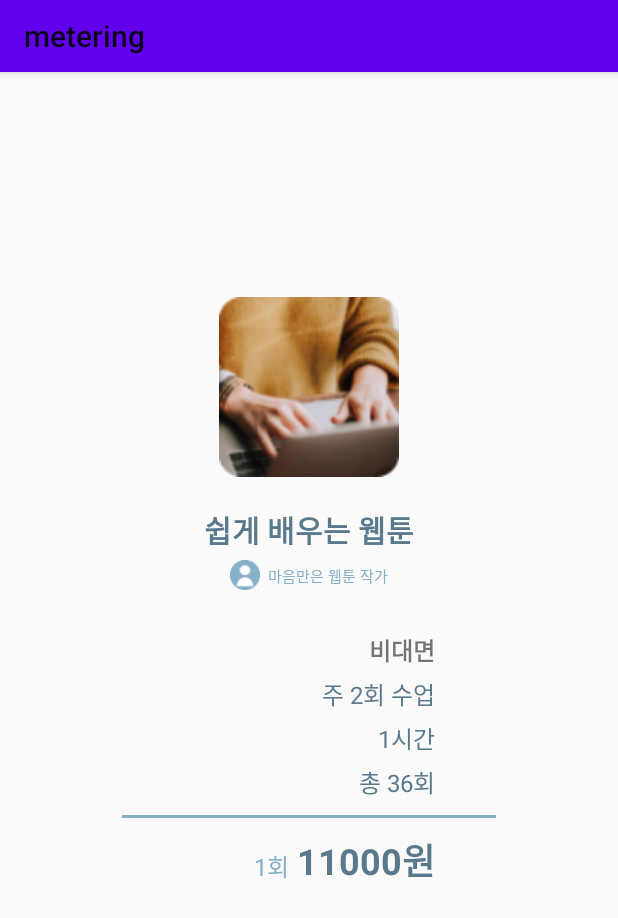
After one commit to sonekthree/metering, an Android app: the fragment PaySummaryFragment shown on its own in the app's theme, on a phone screen of 412 x 824 dp. The commit adds this screen. Shown: the top 918 px of the screen. Run offline under Robolectric (Android 15) with nearby library versions, the phone set to English and light mode, and no system bars.

Commit message:
클래스 신청 요약 화면 레이아웃

```diff
--- a/app/src/main/java/com/exam/metering/CreateClassActivity.java
+++ b/app/src/main/java/com/exam/metering/CreateClassActivity.java
@@ -14,6 +14,7 @@ public class CreateClassActivity extends AppCompatActivity {
     Button nxt_btn;
     Fragment detail;
     Fragment schedule;
+    Fragment regsumm;
     @Override
     protected void onCreate(Bundle savedInstanceState) {
         super.onCreate(savedInstanceState);
--- /dev/null
+++ b/app/src/main/java/com/exam/metering/PaySummaryFragment.java
@@ -0,0 +1,63 @@
+package com.exam.metering;
+
+import android.os.Bundle;
+import android.view.LayoutInflater;
+import android.view.View;
+import android.view.ViewGroup;
+
+import androidx.fragment.app.Fragment;
+
+/**
+ * A simple {@link Fragment} subclass.
+ * Use the {@link PaySummaryFragment#newInstance} factory method to
+ * create an instance of this fragment.
+ */
+public class PaySummaryFragment extends Fragment {
+
+    // TODO: Rename parameter arguments, choose names that match
+    // the fragment initialization parameters, e.g. ARG_ITEM_NUMBER
+    private static final String ARG_PARAM1 = "param1";
+    private static final String ARG_PARAM2 = "param2";
+
+    // TODO: Rename and change types of parameters
+    private String mParam1;
+    private String mParam2;
+
+    public PaySummaryFragment() {
+        // Required empty public constructor
+    }
+
+    /**
+     * Use this factory method to create a new instance of
+     * this fragment using the provided parameters.
+     *
+     * @param param1 Parameter 1.
+     * @param param2 Parameter 2.
+     * @return A new instance of fragment RegSummaryFragment.
+     */
+    // TODO: Rename and change types and number of parameters
+    public static PaySummaryFragment newInstance(String param1, String param2) {
+        PaySummaryFragment fragment = new PaySummaryFragment();
+        Bundle args = new Bundle();
+        args.putString(ARG_PARAM1, param1);
+        args.putString(ARG_PARAM2, param2);
+        fragment.setArguments(args);
+        return fragment;
+    }
+
+    @Override
+    public void onCreate(Bundle savedInstanceState) {
+        super.onCreate(savedInstanceState);
+        if (getArguments() != null) {
+            mParam1 = getArguments().getString(ARG_PARAM1);
+            mParam2 = getArguments().getString(ARG_PARAM2);
+        }
+    }
+
+    @Override
+    public View onCreateView(LayoutInflater inflater, ViewGroup container,
+                             Bundle savedInstanceState) {
+        // Inflate the layout for this fragment
+        return inflater.inflate(R.layout.fragment_reg_summary, container, false);
+    }
+}
--- a/app/src/main/java/com/exam/metering/SplashActivity.java
+++ b/app/src/main/java/com/exam/metering/SplashActivity.java
@@ -16,7 +16,7 @@ public class SplashActivity extends AppCompatActivity {
             @Override
             public void run() {
                 Intent intent = new Intent(getApplicationContext(),
-                        category.class);
+                        MainActivity.class);
                 startActivity(intent);
 
                 finish();
--- a/app/src/main/res/drawable/round_corner.xml
+++ b/app/src/main/res/drawable/round_corner.xml
@@ -3,6 +3,6 @@
     android:shape="rectangle">
 
     <solid
-        android:color="@color/white"/>
+        android:color="#00000000"/>
     <corners android:radius="20dp" />
 </shape>
--- /dev/null
+++ b/app/src/main/res/layout/fragment_reg_summary.xml
@@ -0,0 +1,142 @@
+<?xml version="1.0" encoding="utf-8"?>
+<androidx.constraintlayout.widget.ConstraintLayout xmlns:android="http://schemas.android.com/apk/res/android"
+    xmlns:app="http://schemas.android.com/apk/res-auto"
+    xmlns:tools="http://schemas.android.com/tools"
+    android:layout_width="match_parent"
+    android:layout_height="match_parent"
+    tools:context=".PaySummaryFragment" >
+
+    <TextView
+        android:id="@+id/textView17"
+        android:layout_width="wrap_content"
+        android:layout_height="wrap_content"
+        android:layout_marginTop="5dp"
+        android:text="1시간"
+        android:textColor="@color/boldtxt"
+        android:textSize="16sp"
+        app:layout_constraintEnd_toEndOf="@+id/textView16"
+        app:layout_constraintTop_toBottomOf="@+id/textView16" />
+
+    <TextView
+        android:id="@+id/textView19"
+        android:layout_width="wrap_content"
+        android:layout_height="wrap_content"
+        android:layout_marginTop="5dp"
+        android:text="총 36회"
+        android:textColor="@color/boldtxt"
+        android:textSize="16sp"
+        app:layout_constraintEnd_toEndOf="@+id/textView17"
+        app:layout_constraintTop_toBottomOf="@+id/textView17" />
+
+    <ImageView
+        android:id="@+id/imageView4"
+        android:layout_width="120dp"
+        android:layout_height="120dp"
+        android:layout_marginStart="80dp"
+        android:layout_marginTop="150dp"
+        android:layout_marginEnd="80dp"
+        android:background="@drawable/round_corner"
+        android:src="@drawable/mini_class_img"
+        app:layout_constraintEnd_toEndOf="parent"
+        app:layout_constraintStart_toStartOf="parent"
+        app:layout_constraintTop_toTopOf="parent" />
+
+    <TextView
+        android:id="@+id/textView11"
+        android:layout_width="wrap_content"
+        android:layout_height="wrap_content"
+        android:layout_marginTop="20dp"
+        android:text="쉽게 배우는 웹툰"
+        android:textColor="@color/boldtxt"
+        android:textSize="20sp"
+        android:textStyle="bold"
+        app:layout_constraintEnd_toEndOf="parent"
+        app:layout_constraintStart_toStartOf="parent"
+        app:layout_constraintTop_toBottomOf="@+id/imageView4" />
+
+    <ImageView
+        android:id="@+id/imageView6"
+        android:layout_width="20dp"
+        android:layout_height="20dp"
+        android:layout_marginTop="5dp"
+        android:src="@drawable/mini_profile_img"
+        app:layout_constraintEnd_toStartOf="@id/textView13"
+        app:layout_constraintHorizontal_chainStyle="packed"
+        app:layout_constraintStart_toStartOf="parent"
+        app:layout_constraintTop_toBottomOf="@+id/textView11" />
+
+    <TextView
+        android:id="@+id/textView13"
+        android:layout_width="wrap_content"
+        android:layout_height="wrap_content"
+        android:layout_marginStart="5dp"
+        android:text="마음만은 웹툰 작가"
+        android:textColor="@color/mint"
+        android:textSize="10sp"
+        app:layout_constraintBottom_toBottomOf="@+id/imageView6"
+        app:layout_constraintEnd_toEndOf="parent"
+        app:layout_constraintStart_toEndOf="@+id/imageView6"
+        app:layout_constraintTop_toTopOf="@+id/imageView6" />
+
+    <TextView
+        android:id="@+id/textView14"
+        android:layout_width="wrap_content"
+        android:layout_height="wrap_content"
+        android:layout_marginStart="-20dp"
+        android:layout_marginTop="30dp"
+        android:text="비대면"
+        android:textSize="16sp"
+        android:textStyle="bold"
+        app:layout_constraintStart_toEndOf="@+id/imageView4"
+        app:layout_constraintTop_toBottomOf="@+id/textView13" />
+
+    <TextView
+        android:id="@+id/textView16"
+        android:layout_width="wrap_content"
+        android:layout_height="wrap_content"
+        android:layout_marginTop="5dp"
+        android:text="주 2회 수업"
+        android:textColor="@color/boldtxt"
+        android:textSize="16sp"
+        app:layout_constraintEnd_toEndOf="@+id/textView14"
+        app:layout_constraintTop_toBottomOf="@+id/textView14" />
+
+    <View
+        android:id="@+id/border"
+        android:layout_width="match_parent"
+        android:layout_height="2dp"
+        android:layout_marginStart="81dp"
+        android:layout_marginTop="10dp"
+        android:layout_marginEnd="81dp"
+        android:background="@color/lighttxt"
+        app:layout_constraintEnd_toEndOf="parent"
+        app:layout_constraintStart_toStartOf="parent"
+        app:layout_constraintTop_toBottomOf="@+id/textView19" />
+
+    <TextView
+        android:id="@+id/textView21"
+        android:layout_width="wrap_content"
+        android:layout_height="wrap_content"
+        android:layout_marginEnd="5dp"
+        android:text="1회"
+        android:textColor="@color/lighttxt"
+        android:textSize="16sp"
+        app:layout_constraintBottom_toBottomOf="@+id/textView22"
+        app:layout_constraintEnd_toStartOf="@+id/textView22"
+        app:layout_constraintTop_toTopOf="@+id/textView22"
+        app:layout_constraintVertical_bias="0"
+        app:layout_constraintVertical_chainStyle="packed" />
+
+    <TextView
+        android:id="@+id/textView22"
+        android:layout_width="wrap_content"
+        android:layout_height="wrap_content"
+        android:layout_marginTop="10dp"
+        android:text="11000원"
+        android:textColor="@color/boldtxt"
+        android:textSize="24sp"
+        android:textStyle="bold"
+        app:layout_constraintBottom_toBottomOf="@id/textView21"
+        app:layout_constraintEnd_toEndOf="@+id/textView19"
+        app:layout_constraintTop_toBottomOf="@+id/border" />
+</androidx.constraintlayout.widget.ConstraintLayout>
```
